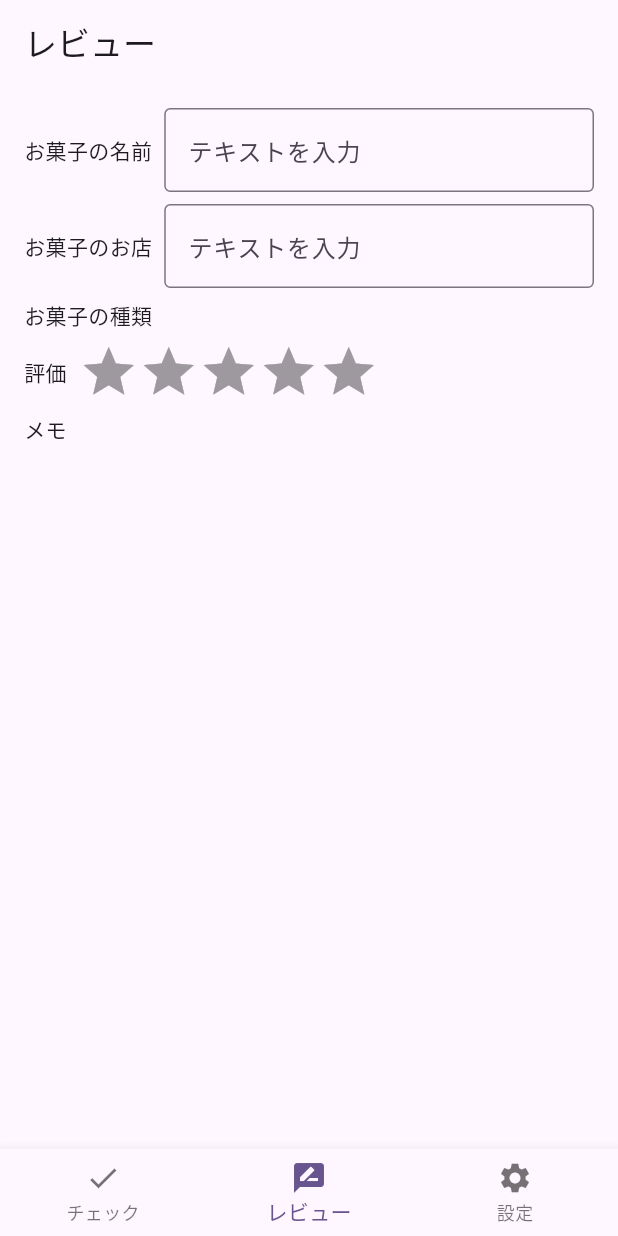
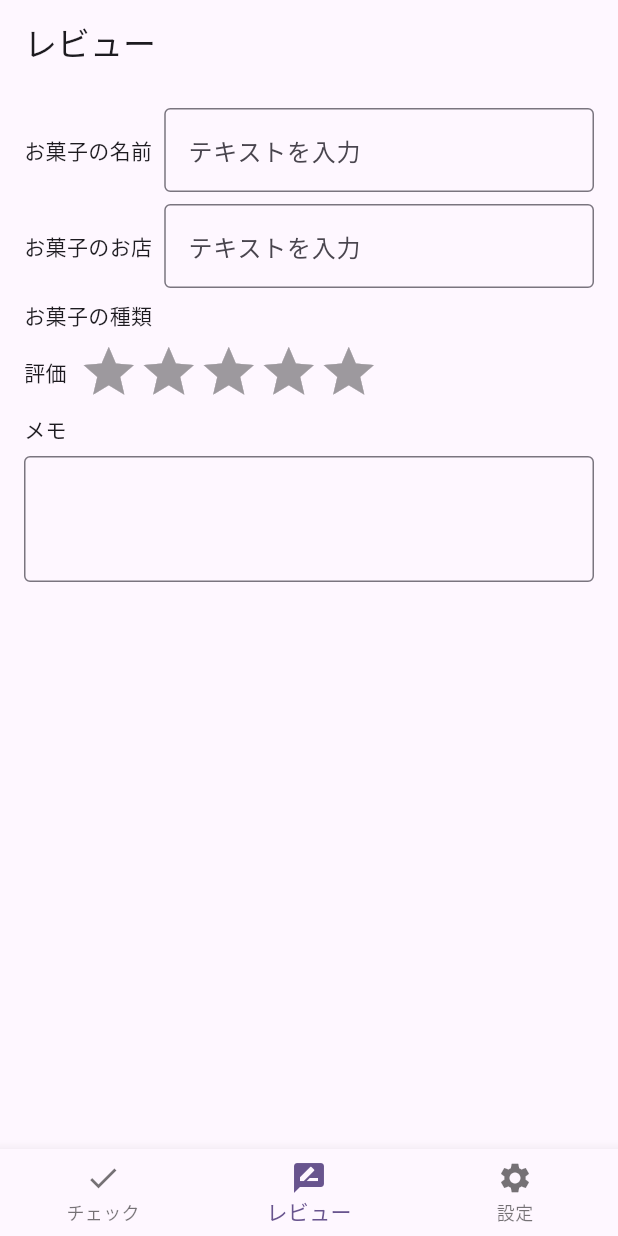
Before and after one commit to Yuki-Naka-Sharing-Study/OkashiReviewAppFlutter, a Flutter app: the screen it shows after launch, item 2 of the bottom bar chosen, on a phone screen of 412 x 824 dp. Run offline on Flutter 3.47's test engine with Material 3 defaults, Android fonts, the phone set to English and light mode, and no system bars; drawn by our look-alikes of flutter_rating_bar.

Commit message:
Add Memo TextField in review_screen.dart.

```diff
--- a/lib/features/review/presentation/review_screen.dart
+++ b/lib/features/review/presentation/review_screen.dart
@@ -76,8 +76,21 @@ class _ReviewScreenState extends State<ReviewScreen> {
             ),
             const SizedBox(height: 8),
             Row(
+                  children: [
+                    const Text("メモ"),
+                  ],
+            ),
+            const SizedBox(height: 8),
+            Row(
               children: [
-                const Text("メモ"),
+                Expanded(
+                  child: TextField(
+                    decoration: InputDecoration(
+                      contentPadding: EdgeInsets.all(30),
+                      border: OutlineInputBorder(),
+                    ),
+                  ),
+                ),
               ],
             ),
           ],
```
